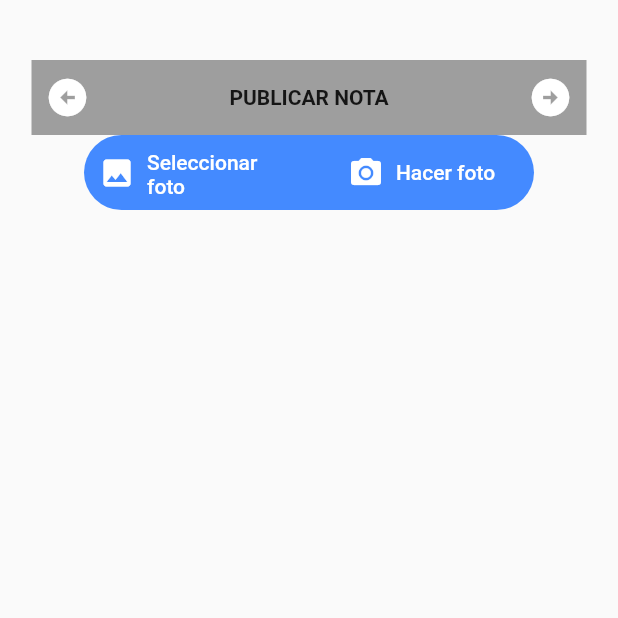
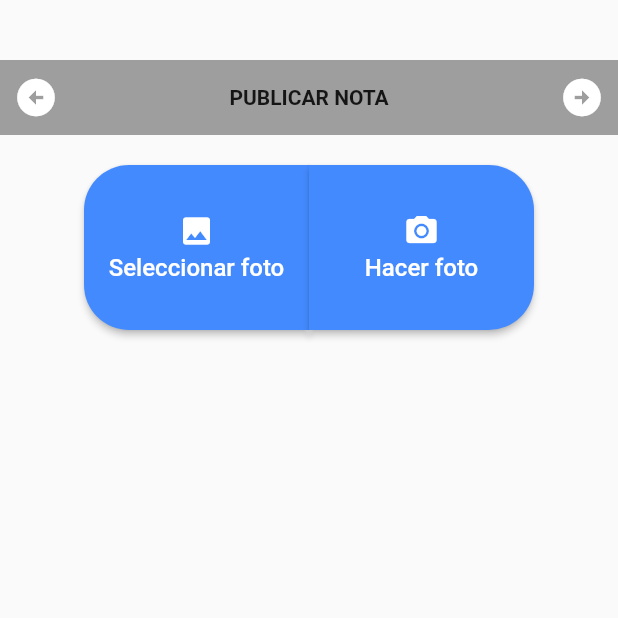
Before and after one commit to NickC25C/nest_frontend, a Flutter app: the screen it shows after launch, on a phone screen of 412 x 824 dp, the top half of it. Run offline on Flutter 3.47's test engine with Material 2 defaults, Android fonts, the phone set to English and light mode, and no system bars.

Commit message:
Arreglado en parte lo de los botones del publicar imagen

```diff
--- a/lib/screens/pub_imagen.dart
+++ b/lib/screens/pub_imagen.dart
@@ -12,6 +12,7 @@ class PubImagenScreen extends StatelessWidget {
       body: Column(
         children: [
           BarraPublicar(titulo: tituloScreen),
+          SizedBox(height: 20.0,),
           Row(
             mainAxisAlignment: MainAxisAlignment.center,
             children: [
@@ -33,15 +34,21 @@ class BotonIzquierdo extends StatelessWidget {
   @override
   Widget build(BuildContext context) {
     return SizedBox(
-      width: 150.0,
-      height: 50.0,
-      child: TextButton.icon(
+      width: 150,
+      height: 110,
+      child: ElevatedButton(
         onPressed: (){},
-        icon: Icon(Icons.photo, color: Colors.white,),
-        label: Text('Seleccionar foto',
-            style: const TextStyle(color: Colors.white)),
-        style: TextButton.styleFrom(
-          padding: EdgeInsets.fromLTRB(10.0, 10.0, 10.0, 10.0),
+        child: Column(
+          mainAxisAlignment: MainAxisAlignment.center,
+          crossAxisAlignment: CrossAxisAlignment.center,
+          children: [
+            Icon(Icons.photo, color: Colors.white,),
+            SizedBox(height: 3.0,),
+            Text('Seleccionar foto', style: TextStyle(fontSize: 16))
+          ],
+        ),
+        style: ElevatedButton.styleFrom(
+          padding: EdgeInsets.fromLTRB(10.0, 30.0, 10.0, 30.0),
           backgroundColor: Colors.blueAccent,
           shape: RoundedRectangleBorder(
               borderRadius: BorderRadius.only(
@@ -50,7 +57,7 @@ class BotonIzquierdo extends StatelessWidget {
               )
           ),
         ),
-      ),
+      )
     );
   }
 }
@@ -63,16 +70,23 @@ class BotonDerecho extends StatelessWidget {
   @override
   Widget build(BuildContext context) {
     return SizedBox(
-      width: 150.0,
-      height: 50.0,
-      child: TextButton.icon(
+        width: 150,
+        height: 110,
+        child: ElevatedButton(
         onPressed: (){},
-        icon: Icon(Icons.camera_alt, color: Colors.white,),
-        label: Text('Hacer foto',
-            style: const TextStyle(color: Colors.white)),
-        style: TextButton.styleFrom(
-          padding: EdgeInsets.fromLTRB(10.0, 10.0, 10.0, 10.0),
+        child: Column(
+          mainAxisAlignment: MainAxisAlignment.center,
+          crossAxisAlignment: CrossAxisAlignment.center,
+          children: [
+            Icon(Icons.camera_alt, color: Colors.white,),
+            SizedBox(height: 3.0,),
+            Text('Hacer foto', style: TextStyle(fontSize: 16))
+          ],
+        ),
+        style: ElevatedButton.styleFrom(
+          padding: EdgeInsets.fromLTRB(10.0, 30.0, 10.0, 30.0),
           backgroundColor: Colors.blueAccent,
+
           shape: RoundedRectangleBorder(
               borderRadius: BorderRadius.only(
                 topRight: Radius.circular(30.0),
--- a/lib/widgets/barra_publicar.dart
+++ b/lib/widgets/barra_publicar.dart
@@ -11,7 +11,7 @@ class BarraPublicar extends StatelessWidget {
   Widget build(BuildContext context) {
     return Container(
       height: 50,
-      width: 370,
+      width: double.infinity,
       margin: const EdgeInsets.only(top: 40),
       color: Colors.grey,
       child: Row(
```
